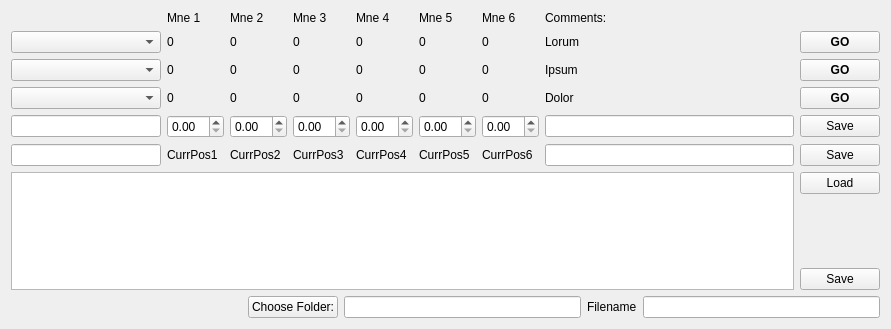
This is main_controller/windows/load_positions.ui in ayuzer/HXMA_Python_Gui as Qt 5 draws it before an edit. The edited form follows.
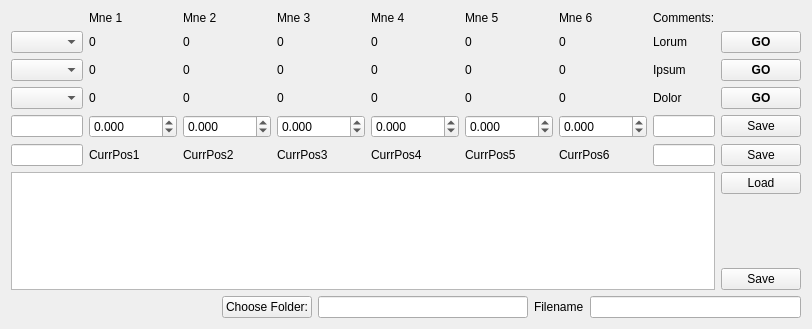
This is the edited form.

Commit message:
Saving/Loading Position Popout
The Saving/Loading position popout has been fully implemented. This
includes loading and saving to file and moving from the popout as well.
It will also save settings through sessions.

Diff of the .ui file:
```diff
--- a/main_controller/windows/load_positions.ui
+++ b/main_controller/windows/load_positions.ui
@@ -6,14 +6,14 @@
    <rect>
     <x>0</x>
     <y>0</y>
-    <width>891</width>
+    <width>692</width>
     <height>329</height>
    </rect>
   </property>
   <property name="maximumSize">
    <size>
-    <width>900</width>
-    <height>500</height>
+    <width>1000</width>
+    <height>1500</height>
    </size>
   </property>
   <property name="windowTitle">
@@ -206,22 +206,85 @@
       </widget>
      </item>
      <item row="4" column="1">
-      <widget class="QDoubleSpinBox" name="doubleSpinBox_set_mne1"/>
+      <widget class="QDoubleSpinBox" name="doubleSpinBox_set_mne1">
+       <property name="decimals">
+        <number>3</number>
+       </property>
+       <property name="minimum">
+        <double>-99999.998999999996158</double>
+       </property>
+       <property name="maximum">
+        <double>99999.998999999996158</double>
+       </property>
+       <property name="singleStep">
+        <double>1.000000000000000</double>
+       </property>
+      </widget>
      </item>
      <item row="4" column="2">
-      <widget class="QDoubleSpinBox" name="doubleSpinBox_set_mne2"/>
+      <widget class="QDoubleSpinBox" name="doubleSpinBox_set_mne2">
+       <property name="decimals">
+        <number>3</number>
+       </property>
+       <property name="minimum">
+        <double>-99999.998999999996158</double>
+       </property>
+       <property name="maximum">
+        <double>99999.998999999996158</double>
+       </property>
+      </widget>
      </item>
      <item row="4" column="3">
-      <widget class="QDoubleSpinBox" name="doubleSpinBox_set_mne3"/>
+      <widget class="QDoubleSpinBox" name="doubleSpinBox_set_mne3">
+       <property name="decimals">
+        <number>3</number>
+       </property>
+       <property name="minimum">
+        <double>-99999.998999999996158</double>
+       </property>
+       <property name="maximum">
+        <double>99999.998999999996158</double>
+       </property>
+      </widget>
      </item>
      <item row="4" column="4">
-      <widget class="QDoubleSpinBox" name="doubleSpinBox_set_mne4"/>
+      <widget class="QDoubleSpinBox" name="doubleSpinBox_set_mne4">
+       <property name="decimals">
+        <number>3</number>
+       </property>
+       <property name="minimum">
+        <double>-99999.998999999996158</double>
+       </property>
+       <property name="maximum">
+        <double>99999.998999999996158</double>
+       </property>
+      </widget>
      </item>
      <item row="4" column="5">
-      <widget class="QDoubleSpinBox" name="doubleSpinBox_set_mne5"/>
+      <widget class="QDoubleSpinBox" name="doubleSpinBox_set_mne5">
+       <property name="decimals">
+        <number>3</number>
+       </property>
+       <property name="minimum">
+        <double>-99999.998999999996158</double>
+       </property>
+       <property name="maximum">
+        <double>99999.998999999996158</double>
+       </property>
+      </widget>
      </item>
      <item row="4" column="6">
-      <widget class="QDoubleSpinBox" name="doubleSpinBox_set_mne6"/>
+      <widget class="QDoubleSpinBox" name="doubleSpinBox_set_mne6">
+       <property name="decimals">
+        <number>3</number>
+       </property>
+       <property name="minimum">
+        <double>-99999.998999999996158</double>
+       </property>
+       <property name="maximum">
+        <double>99999.998999999996158</double>
+       </property>
+      </widget>
      </item>
      <item row="4" column="0">
       <widget class="QLineEdit" name="lineEdit_name_set">
@@ -398,7 +461,7 @@
    <item>
     <layout class="QHBoxLayout" name="horizontalLayout_2">
      <item>
-      <widget class="QTableView" name="tableView_positions"/>
+      <widget class="QTableWidget" name="tableWidget_positions"/>
      </item>
      <item>
       <layout class="QVBoxLayout" name="verticalLayout">
```
The commit also changes 12 other files.
